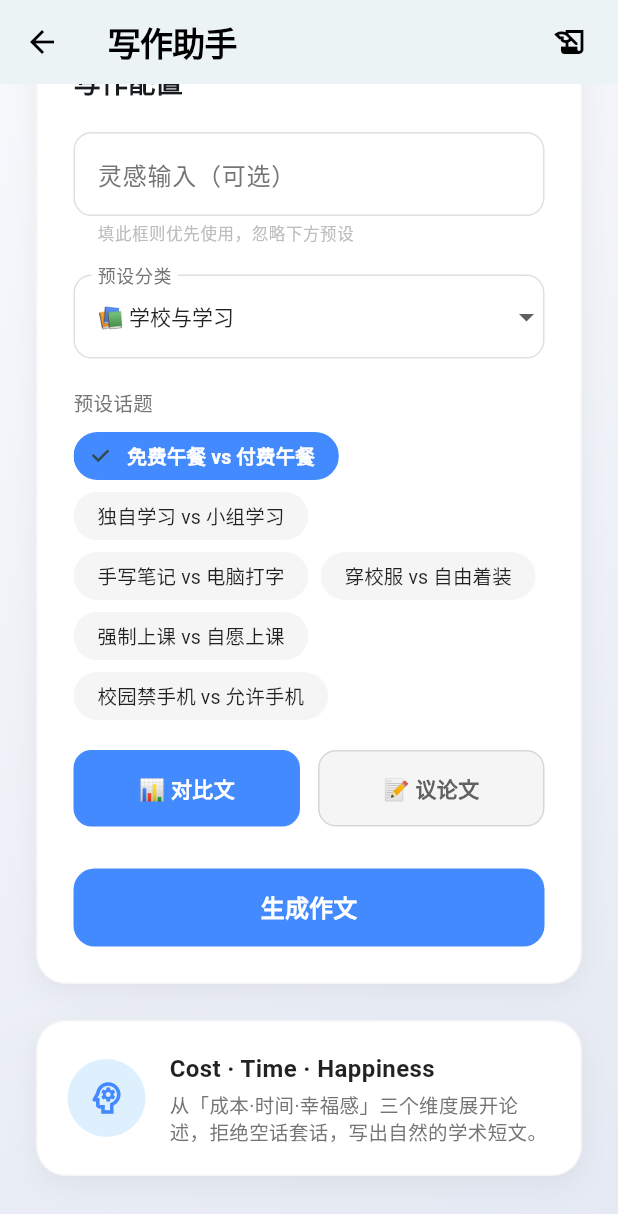
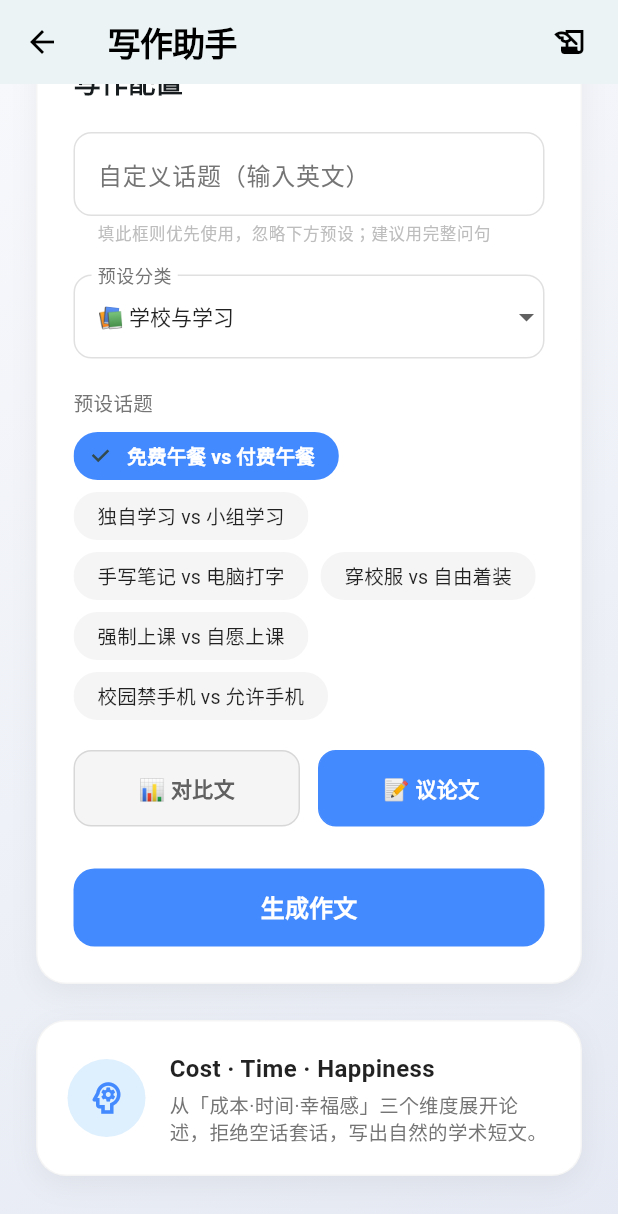
Before and after one commit to weiweicici/Jeff_notes, a Flutter app: the EssayConfigScreen screen opened directly, scrolled down 55 dp, on a phone screen of 412 x 824 dp. Shown: the top 1214 px of the screen. Run offline on Flutter 3.47's test engine with Material 3 defaults, Android fonts, the phone set to English and light mode, and no system bars; our stand-ins replace audio_service, file_picker, flutter_markdown, flutter_tts, image_picker, just_audio and 4 more; missing offline and left inert: audio_session, google_mlkit_text_recognition, markdown, pdf_render, record; accounts and stored records are empty.

Commit message:
chore: default essay type to Argumentative, update custom topic field hint/label

```diff
--- a/lib/recording_provider.dart
+++ b/lib/recording_provider.dart
@@ -992,7 +992,7 @@ class RecordingProvider extends ChangeNotifier {
     }
   }
 
-  Future<String> generateEssayMatrix(String finalTopic, {String essayType = 'Comparison'}) async {
+  Future<String> generateEssayMatrix(String finalTopic, {String essayType = 'Argumentative'}) async {
     const systemPrompt = """You are a simple, accessible English essay generator for English learners.
 Your task is to generate a standardized 5-paragraph essay based on the user's provided topic, followed by its precise Chinese translation.
 
--- a/lib/screens/essay_config_screen.dart
+++ b/lib/screens/essay_config_screen.dart
@@ -138,7 +138,7 @@ class _EssayConfigScreenState extends State<EssayConfigScreen> {
   EssayCategory _selectedCategory = EssayCategory.school;
   PresetTopic _selectedPreset = presetTopicsByCategory[EssayCategory.school]!.first;
 
-  String _essayType = 'Comparison';
+  String _essayType = 'Argumentative';
 
   bool _isGenerating = false;
   String? _resultMarkdown;
@@ -159,7 +159,7 @@ class _EssayConfigScreenState extends State<EssayConfigScreen> {
     return _selectedPreset.topic;
   }
 
-  String _getLoadingLabel() => "Invoking GPT-OSS-120B... (~5-15s)";
+  String _getLoadingLabel() => "AI 生成中... (~5-15s)";
 
   Future<void> _confirmAndGenerate() async {
     if (_finalTopic.isEmpty) {
@@ -457,12 +457,13 @@ class _EssayConfigScreenState extends State<EssayConfigScreen> {
 
           TextField(
             controller: _customController,
+            keyboardType: TextInputType.text,
             style: TextStyle(color: isDark ? Colors.white : Colors.black87),
             decoration: InputDecoration(
-              labelText: "灵感输入（可选）",
-              hintText: "例如: wearing masks",
+              labelText: "自定义话题（输入英文）",
+              hintText: "例如: Should students wear school uniforms?",
               hintStyle: TextStyle(color: isDark ? Colors.grey[600] : Colors.grey[400], fontSize: 13),
-              helperText: "填此框则优先使用，忽略下方预设",
+              helperText: "填此框则优先使用，忽略下方预设；建议用完整问句",
               helperStyle: TextStyle(fontSize: 11, color: isDark ? Colors.grey[600] : Colors.grey[400]),
               labelStyle: TextStyle(color: isDark ? Colors.grey[400] : Colors.grey[600]),
               enabledBorder: OutlineInputBorder(
```
